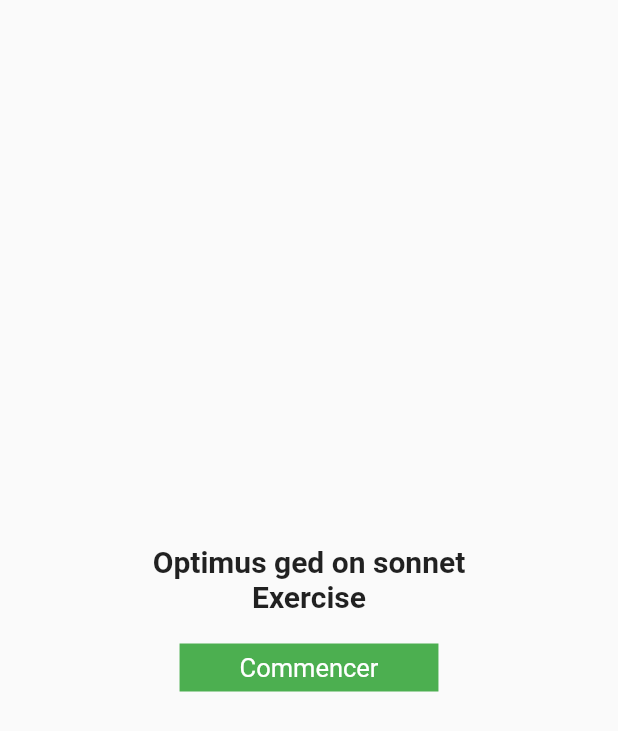
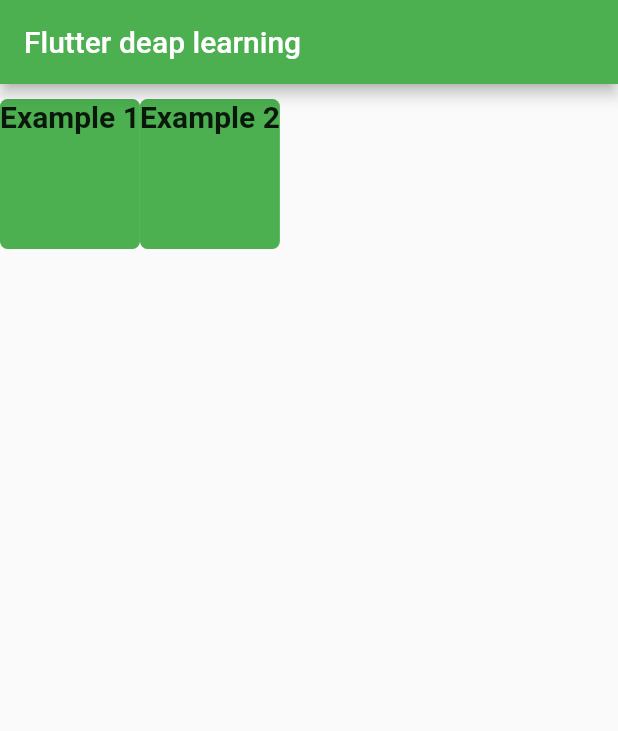
Before and after one commit to Optimus-ged/deep_mobile_learning, a Flutter app: the screen it shows after launch, on a phone screen of 412 x 824 dp. Shown: the top 731 px of the screen. Run offline on Flutter 3.47's test engine with Material 2 defaults, Android fonts, the phone set to English and light mode, and no system bars; our stand-ins replace get_it, rxdart.

Commit message:
Homepage for all projects created

```diff
--- a/lib/main.dart
+++ b/lib/main.dart
@@ -1,6 +1,6 @@
 import 'package:deep_mobile_learning/blog_post_exercice/view_model/blog_post_vm.dart';
 import 'package:deep_mobile_learning/sonnet_exercice/blocs/reader_bloc.dart';
-import 'package:deep_mobile_learning/sonnet_exercice/pages/launch.dart';
+import 'package:deep_mobile_learning/sonnet_exercice/pages/home_page.dart';
 import 'package:flutter/material.dart';
 import 'package:get_it/get_it.dart';
 import 'package:provider/provider.dart';
@@ -20,11 +20,7 @@
           primaryColor: Colors.green,
           primarySwatch: Colors.green,
         ),
-        // When warking on Blogpost exercise
-        // home: BlogPostList(),
-
-        // When Warking on sonnet Exercise
-        home: Launch(),
+        home: HomePage(),
       ),
     ),
   );
--- /dev/null
+++ b/lib/sonnet_exercice/pages/home_page.dart
@@ -0,0 +1,45 @@
+import 'package:flutter/material.dart';
+
+class HomePage extends StatelessWidget {
+  @override
+  Widget build(BuildContext context) {
+    return Scaffold(
+      appBar: AppBar(
+        title: Text("Flutter deap learning"),
+      ),
+      body: SingleChildScrollView(
+        child: Column(children: [
+          SizedBox(height: 10),
+          Row(
+            children: [
+              _button(title: "Example 1"),
+              _button(title: "Example 2"),
+            ],
+          )
+        ]),
+      ),
+    );
+  }
+}
+
+Widget _button({@required String title, VoidCallback ontap}) {
+  return InkWell(
+    onTap: ontap,
+    child: Expanded(
+      child: Container(
+        height: 100,
+        decoration: BoxDecoration(
+          color: Colors.green,
+          borderRadius: BorderRadius.circular(5),
+        ),
+        child: Text(
+          "$title",
+          style: TextStyle(
+            fontSize: 20,
+            fontWeight: FontWeight.bold,
+          ),
+        ),
+      ),
+    ),
+  );
+}
```
